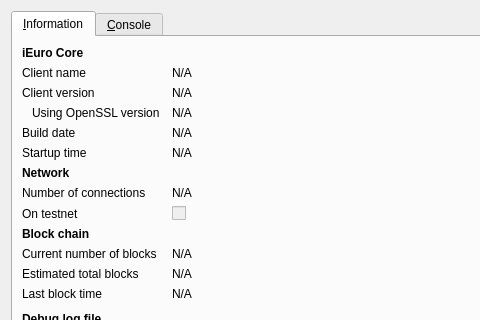
This is src/qt/forms/rpcconsole.ui in zoom-c/zoom as Qt 5 draws it before an edit; both pictures show x 0 to 480 and y 0 to 320 of the 740 by 450 pixel window. The edited form follows.
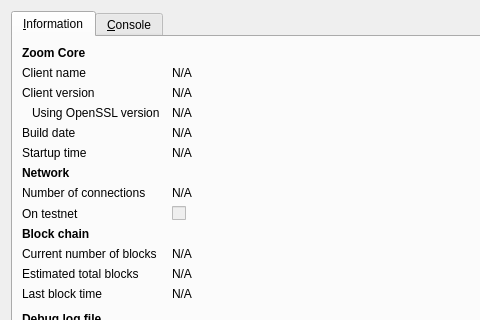
This is the edited form. Icons and pictures are not drawn.

Commit message: Zoom Rebrand: Refactoring

```diff
--- a/src/qt/forms/rpcconsole.ui
+++ b/src/qt/forms/rpcconsole.ui
@@ -36,7 +36,7 @@
           </font>
          </property>
          <property name="text">
-          <string>iEuro Core</string>
+          <string>Zoom Core</string>
          </property>
         </widget>
        </item>
```
Left out of the diff: 6 changed lines with no effect on the pictures. The commit also changes 143 other files.
